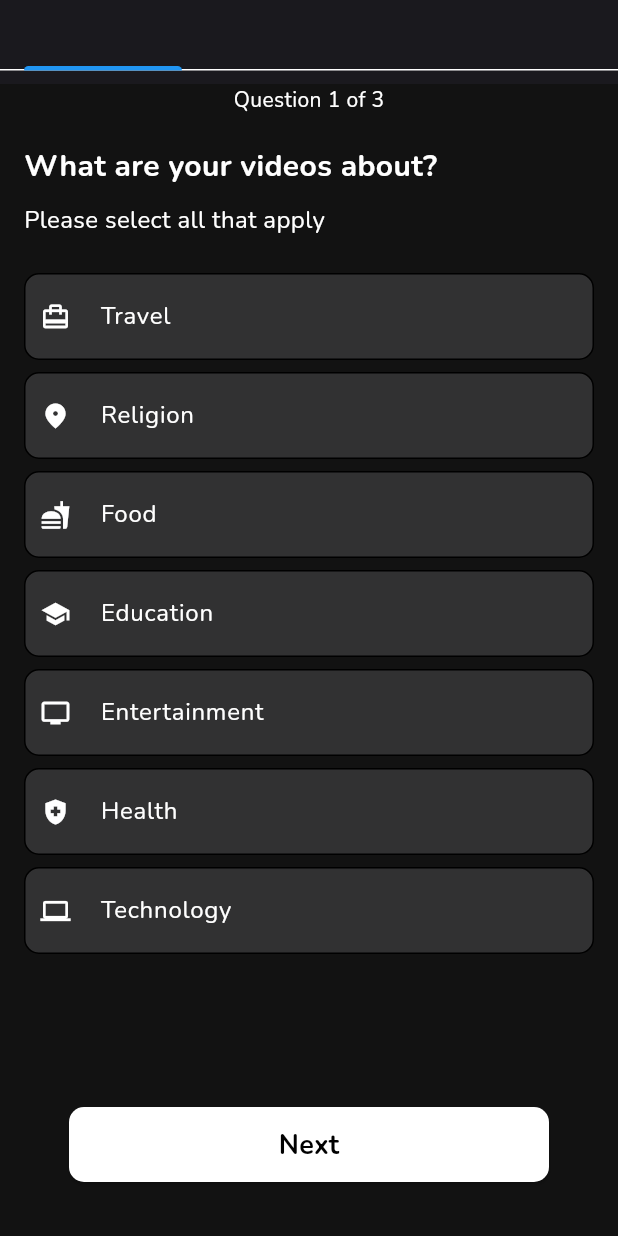
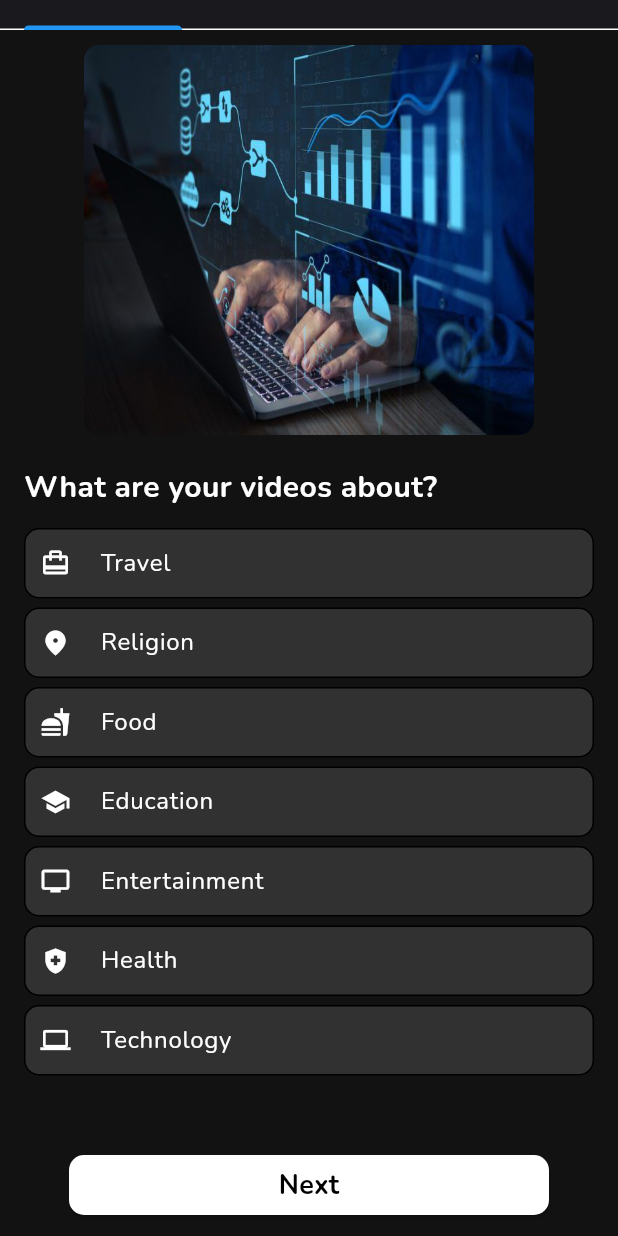
Before and after one commit to Parth-Patel-Maahiit/Maahi-Flutter-Video-Editing, a Flutter app: the screen it shows after launch, on a phone screen of 412 x 824 dp. Run offline on Flutter 3.47's test engine with Material 3 defaults, Android fonts, the phone set to English and light mode, and no system bars; our stand-ins replace audioplayers, file_picker, flutter_colorpicker, image_picker, lottie, percent_indicator and 6 more; missing offline and left inert: camerawesome, ffmpeg_kit_flutter_video, video_thumbnail; accounts and stored records are empty.

```diff
--- a/lib/UI/Projects.dart
+++ b/lib/UI/Projects.dart
@@ -61,7 +61,10 @@ class _ProjectsScreenState extends State<ProjectsScreen>
         shadowColor: Colors.white70,
         title: Text(
           'APP',
-          style: TextStyle(color: AppColor.white_color),
+          style: TextStyle(
+              color: AppColor.white_color,
+              fontWeight: FontWeight.bold,
+              fontFamily: "Nunito"),
         ),
       ),
       body: [
--- a/lib/UI/Servay/servay.dart
+++ b/lib/UI/Servay/servay.dart
@@ -79,10 +79,12 @@ class _ServayScreenState extends State<ServayScreen>
   Widget build(BuildContext context) {
     return Scaffold(
       appBar: AppBar(
+        toolbarHeight: 20,
         flexibleSpace: TabBar(
           controller: _tabController,
           indicatorColor: AppColor.blue_color,
           indicatorWeight: 1.0,
+          dividerHeight: 1,
           tabs: [
             Tab(icon: Container()),
             Tab(icon: Container()),
@@ -94,6 +96,7 @@ class _ServayScreenState extends State<ServayScreen>
         controller: _tabController,
         children: [
           buildSurveyPage(
+            images: "assets/Home/image6.jpeg",
             top: "Question 1 of 3",
             question: 'What are your videos about?',
             options: [
@@ -111,6 +114,7 @@ class _ServayScreenState extends State<ServayScreen>
             onNext: moveToNextTab,
           ),
           buildSurveyPage(
+            images: "assets/Home/image5.jpeg",
             top: "Question 2 of 3",
             question: 'Where do you share your videos?',
             options: [
@@ -128,6 +132,7 @@ class _ServayScreenState extends State<ServayScreen>
             onNext: moveToNextTab,
           ),
           buildSurveyPage(
+            images: "assets/Home/image2.jpeg",
             top: "Question 3 of 3",
             question: 'How did you hear about VEED?',
             options: [
@@ -160,40 +165,45 @@ class _ServayScreenState extends State<ServayScreen>
     required List<String> selectedOptions,
     required Function(String) onSelectionChange,
     required VoidCallback onNext,
+    required String images,
   }) {
     return Padding(
-      padding: const EdgeInsets.fromLTRB(16, 0, 16, 16),
+      padding: const EdgeInsets.symmetric(horizontal: 16),
       child: Column(
         crossAxisAlignment: CrossAxisAlignment.start,
         children: [
-          Row(
-            mainAxisAlignment: MainAxisAlignment.center,
-            children: [
-              Text(
-                top,
-                style: TextStyle(color: AppColor.white_color),
+          SizedBox(height: 10),
+          Center(
+            child: ClipRRect(
+              borderRadius: BorderRadius.circular(10),
+              child: SizedBox(
+                height: 260,
+                width: 300,
+                child: Image.asset(
+                  images,
+                  height: 260,
+                  width: 300,
+                  fit: BoxFit.fill,
+                ),
               ),
-            ],
+            ),
           ),
           SizedBox(height: 20),
           Text(
             question,
             style: TextStyle(
-                fontSize: 20, fontWeight: FontWeight.bold, color: AppColor.white_color),
+                fontSize: 20,
+                fontWeight: FontWeight.bold,
+                color: AppColor.white_color),
           ),
           SizedBox(height: 10),
-          Text(
-            'Please select all that apply',
-            style: TextStyle(fontSize: 16, color: AppColor.white_color),
-          ),
-          SizedBox(height: 20),
           Expanded(
             child: ListView(
               children: options.map((option) {
                 bool isSelected = selectedOptions.contains(option["label"]);
                 return Padding(
                   padding: const EdgeInsets.symmetric(
-                    vertical: 4,
+                    vertical: 3,
                   ),
                   child: Container(
                     //borderOnForeground: true,
@@ -204,7 +214,7 @@ class _ServayScreenState extends State<ServayScreen>
                         color: AppColor.survay_container,
                         borderRadius: BorderRadius.circular(10)),
                     child: ListTile(
-                      minVerticalPadding: 1,
+                      minVerticalPadding: 0,
                       contentPadding:
                           EdgeInsets.symmetric(vertical: 0, horizontal: 10),
                       leading: Icon(
@@ -212,6 +222,7 @@ class _ServayScreenState extends State<ServayScreen>
                         size: 20.0,
                         color: AppColor.white_color,
                       ),
+                      minTileHeight: 45,
                       title: Text(
                         option['label'],
                         style: TextStyle(color: AppColor.white_color),
@@ -226,7 +237,7 @@ class _ServayScreenState extends State<ServayScreen>
             ),
           ),
           Padding(
-            padding: const EdgeInsets.fromLTRB(30, 0, 30, 20),
+            padding: const EdgeInsets.fromLTRB(30, 0, 30, 10),
             child: ElevatedButton(
               onPressed: onNext,
               child: Center(
@@ -239,7 +250,7 @@ class _ServayScreenState extends State<ServayScreen>
                 ),
               ),
               style: ElevatedButton.styleFrom(
-                  minimumSize: Size(double.infinity, 50),
+                  minimumSize: const Size(40, 40),
                   backgroundColor: AppColor.white_color,
                   shape: RoundedRectangleBorder(
                       borderRadius: BorderRadius.circular(10))),
--- a/lib/UI/Video_Preview/export_scree.dart
+++ b/lib/UI/Video_Preview/export_scree.dart
@@ -467,7 +467,7 @@ class _ExportScreenState extends State<ExportScreen> {
                           onPressed: () {
                             // _shareVideo();
                             // action = "export";
-                            vttConverter(convertCaptionsToJson(_getCations));
+                            srtconverter(convertCaptionsToJson(_getCations));
                           },
                         ),
                       ],
```
Also changed, not shown: assets/Home/image1.jpeg (added), assets/Home/image2.jpeg (added), assets/Home/image3.jpeg (added), assets/Home/image4.jpeg (added), assets/Home/image5.jpeg (added), assets/Home/image6.jpeg (added).
